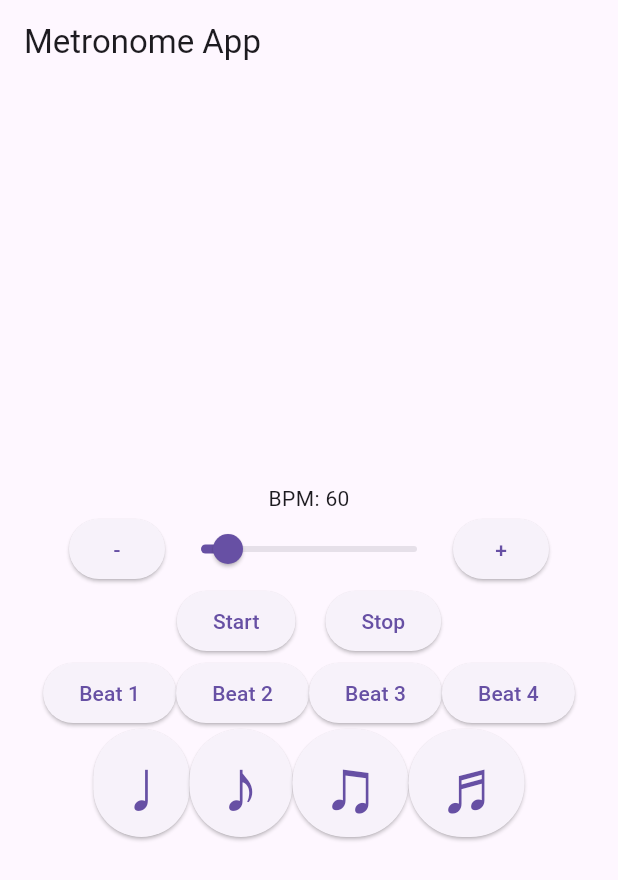
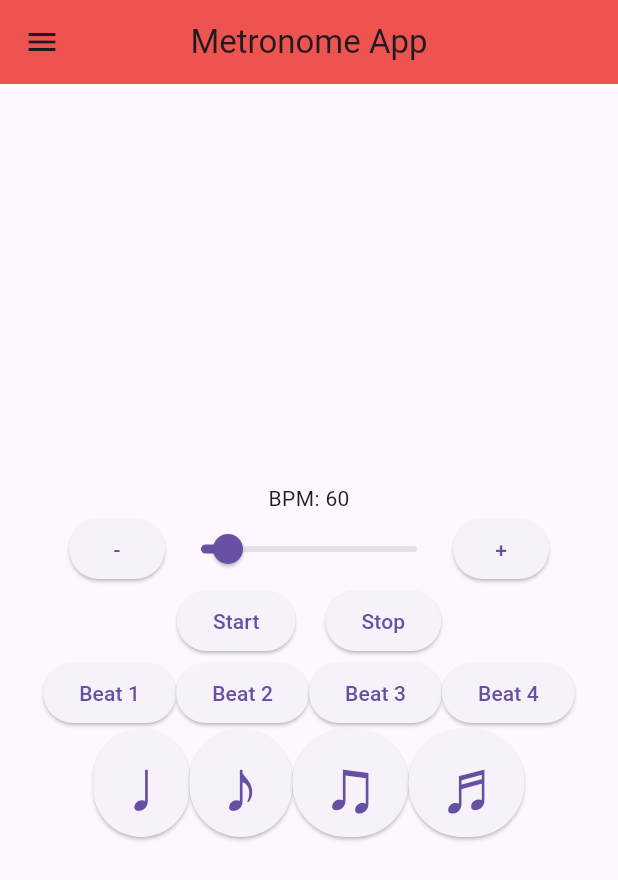
Before and after one commit to AdnanKhaleeli/MetronomeAPP, a Flutter app: the screen it shows after launch, on a phone screen of 412 x 824 dp. Shown: the top 880 px of the screen. Run offline on Flutter 3.47's test engine with Material 3 defaults, Android fonts, the phone set to English and light mode, and no system bars; our stand-ins replace audioplayers; missing offline and left inert: mongo_dart.

Commit message:
Design change, and layout

```diff
--- a/lib/main.dart
+++ b/lib/main.dart
@@ -26,7 +26,20 @@ class _MetronomeAppState extends State<MetronomeApp> {
     return MaterialApp(
       home: Scaffold(
         appBar: AppBar(
-          title: Text('Metronome App'),
+          title: const Text('Metronome App'),
+          centerTitle: true,
+          backgroundColor: Colors.red[400],
+        ),
+        drawer:  Drawer(
+          child: ListView(
+            padding: const EdgeInsets.all(0),
+            children: <Widget>[
+              ListTile(
+                title: const Text('Hello there'),
+                onTap: () {},
+              )
+            ],
+          )
         ),
         body: Column(
 
```
Also changed, not shown: 3 other files.
